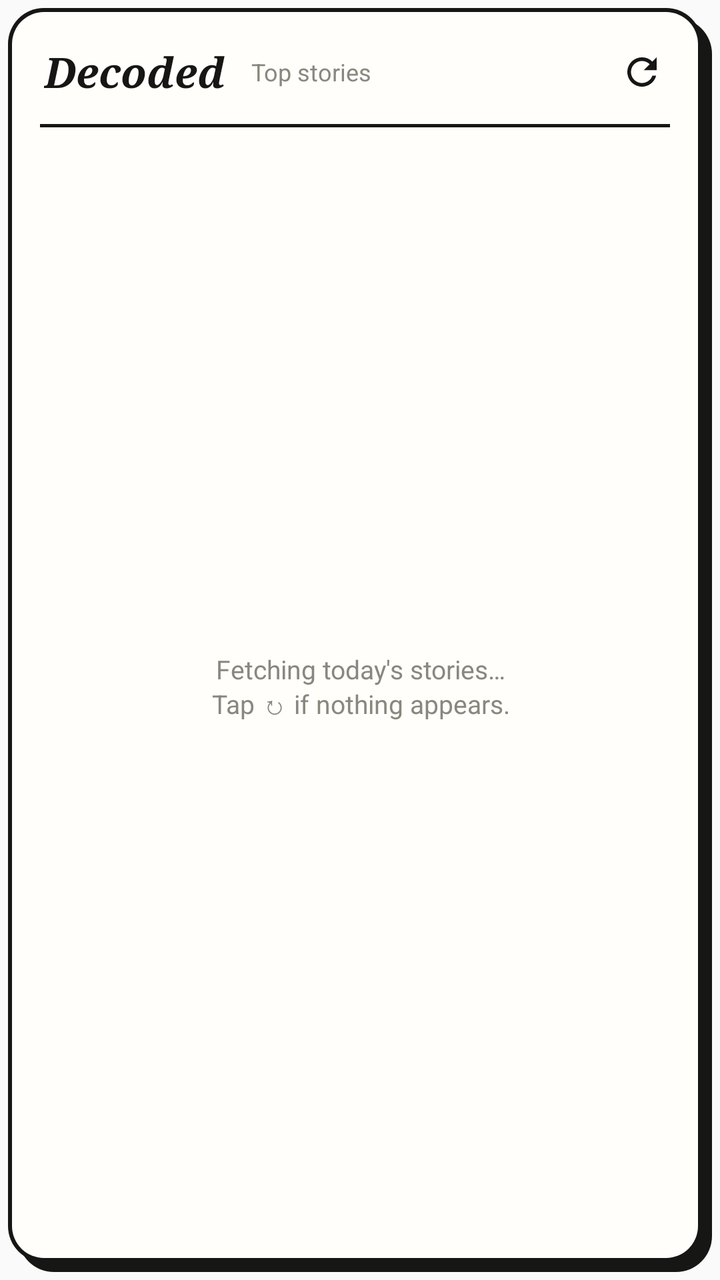
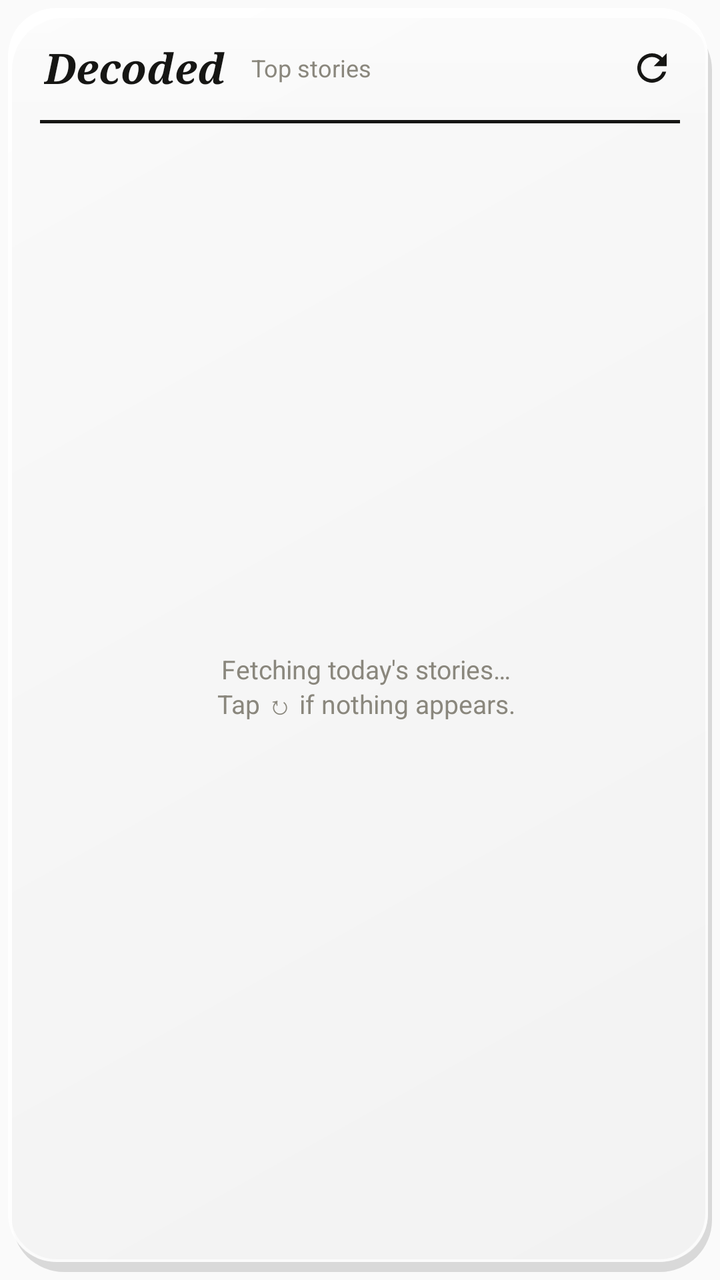

Screens rendered from an Android XML layout before and after an edit, with the pre-edit source and the edit as a unified diff.
<!-- AndroidManifest.xml: application theme AppTheme -->
<!-- res/layout/widget_news.xml -->
<?xml version="1.0" encoding="utf-8"?>
<FrameLayout xmlns:android="http://schemas.android.com/apk/res/android"
    android:id="@+id/widget_root"
    android:layout_width="match_parent"
    android:layout_height="match_parent"
    android:padding="4dp">

    <FrameLayout
        android:id="@+id/widget_shadow"
        android:layout_width="match_parent"
        android:layout_height="match_parent"
        android:layout_marginStart="5dp"
        android:layout_marginTop="5dp"
        android:background="@drawable/widget_shadow_bg" />

    <FrameLayout
        android:id="@+id/widget_border"
        android:layout_width="match_parent"
        android:layout_height="match_parent"
        android:layout_marginEnd="5dp"
        android:layout_marginBottom="5dp"
        android:background="@drawable/widget_border_bg"
        android:padding="2dp">

        <LinearLayout
            android:id="@+id/widget_card"
            android:layout_width="match_parent"
            android:layout_height="match_parent"
            android:background="@drawable/widget_card_bg"
            android:orientation="vertical"
            android:paddingStart="14dp"
            android:paddingTop="10dp"
            android:paddingEnd="8dp"
            android:paddingBottom="6dp">

            <LinearLayout
                android:id="@+id/widget_header"
                android:layout_width="match_parent"
                android:layout_height="wrap_content"
                android:gravity="center_vertical"
                android:orientation="horizontal">

                <FrameLayout
                    android:layout_width="wrap_content"
                    android:layout_height="wrap_content">

                    <FrameLayout
                        android:id="@+id/widget_mark_bar"
                        android:layout_width="match_parent"
                        android:layout_height="8dp"
                        android:layout_gravity="bottom"
                        android:layout_marginBottom="3dp"
                        android:background="@drawable/widget_mark_bg" />

                    <TextView
                        android:id="@+id/widget_title"
                        android:layout_width="wrap_content"
                        android:layout_height="wrap_content"
                        android:fontFamily="serif"
                        android:paddingStart="2dp"
                        android:paddingEnd="3dp"
                        android:text="Decoded"
                        android:textColor="#161614"
                        android:textSize="21sp"
                        android:textStyle="bold|italic" />
                </FrameLayout>

                <TextView
                    android:id="@+id/widget_sub"
                    android:layout_width="0dp"
                    android:layout_height="wrap_content"
                    android:layout_marginStart="10dp"
                    android:layout_weight="1"
                    android:ellipsize="end"
                    android:maxLines="1"
                    android:text="Top stories"
                    android:textColor="#8A877D"
                    android:textSize="12sp" />

                <ImageView
                    android:id="@+id/widget_refresh"
                    android:layout_width="40dp"
                    android:layout_height="40dp"
                    android:contentDescription="Refresh"
                    android:padding="9dp"
                    android:src="@drawable/ic_refresh" />
            </LinearLayout>

            <FrameLayout
                android:id="@+id/widget_rule"
                android:layout_width="match_parent"
                android:layout_height="1.5dp"
                android:layout_marginTop="6dp"
                android:layout_marginEnd="6dp"
                android:background="#161614" />

            <FrameLayout
                android:layout_width="match_parent"
                android:layout_height="0dp"
                android:layout_weight="1">

                <ListView
                    android:id="@+id/widget_list"
                    android:layout_width="match_parent"
                    android:layout_height="match_parent"
                    android:divider="@null"
                    android:dividerHeight="0dp"
                    android:scrollbars="none" />

                <TextView
                    android:id="@+id/widget_empty"
                    android:layout_width="match_parent"
                    android:layout_height="match_parent"
                    android:gravity="center"
                    android:padding="16dp"
                    android:text="Fetching today's stories…\nTap ↻ if nothing appears."
                    android:textColor="#8A877D"
                    android:textSize="13sp" />
            </FrameLayout>
        </LinearLayout>
    </FrameLayout>
</FrameLayout>
<!-- resources referenced by this layout -->
<resources>
  <!-- drawable ic_refresh (drawable) -->
  <?xml version="1.0" encoding="utf-8"?>
  <vector xmlns:android="http://schemas.android.com/apk/res/android"
      android:width="24dp" android:height="24dp" android:viewportWidth="24" android:viewportHeight="24">
      <path android:fillColor="#161614"
          android:pathData="M17.65,6.35A7.96,7.96 0,0 0,12 4a8,8 0,1 0,7.73 10h-2.08A6,6 0,1 1,12 6c1.66,0 3.14,0.69 4.22,1.78L13,11h7V4l-2.35,2.35z" />
  </vector>
  <!-- drawable widget_border_bg (drawable) -->
  <?xml version="1.0" encoding="utf-8"?>
  <shape xmlns:android="http://schemas.android.com/apk/res/android" android:shape="rectangle">
      <solid android:color="#161614" />
      <corners android:radius="18dp" />
  </shape>
  <!-- drawable widget_card_bg (drawable) -->
  <?xml version="1.0" encoding="utf-8"?>
  <shape xmlns:android="http://schemas.android.com/apk/res/android" android:shape="rectangle">
      <solid android:color="#FFFEFB" />
      <corners android:radius="16dp" />
  </shape>
  <!-- drawable widget_mark_bg (drawable) -->
  <?xml version="1.0" encoding="utf-8"?>
  <shape xmlns:android="http://schemas.android.com/apk/res/android" android:shape="rectangle">
      <solid android:color="#FFD23F" />
      <corners android:radius="2dp" />
  </shape>
  <!-- drawable widget_shadow_bg (drawable) -->
  <?xml version="1.0" encoding="utf-8"?>
  <shape xmlns:android="http://schemas.android.com/apk/res/android" android:shape="rectangle">
      <solid android:color="#161614" />
      <corners android:radius="18dp" />
  </shape>
  <style name="AppTheme" parent="Theme.AppCompat.Light.DarkActionBar">
          
          <item name="colorPrimary">@color/colorPrimary</item>
          <item name="colorPrimaryDark">@color/colorPrimaryDark</item>
          <item name="colorAccent">@color/colorAccent</item>
      </style>
</resources>

<!-- the commit's change to res/layout/widget_news.xml (unified diff, before → after) -->
@@ -5,30 +5,45 @@
     android:layout_height="match_parent"
     android:padding="4dp">
 
+    
     <FrameLayout
         android:id="@+id/widget_shadow"
         android:layout_width="match_parent"
         android:layout_height="match_parent"
-        android:layout_marginStart="5dp"
+        android:layout_marginStart="2dp"
         android:layout_marginTop="5dp"
-        android:background="@drawable/widget_shadow_bg" />
+        android:background="@drawable/widget_glass_shadow" />
+
+    
+    <FrameLayout
+        android:id="@+id/widget_glass"
+        android:layout_width="match_parent"
+        android:layout_height="match_parent"
+        android:layout_marginEnd="2dp"
+        android:layout_marginBottom="5dp"
+        android:background="@drawable/widget_glass_bg" />
+
+    <FrameLayout
+        android:id="@+id/widget_sheen"
+        android:layout_width="match_parent"
+        android:layout_height="72dp"
+        android:layout_marginEnd="2dp"
+        android:background="@drawable/widget_glass_sheen" />
 
     <FrameLayout
         android:id="@+id/widget_border"
         android:layout_width="match_parent"
         android:layout_height="match_parent"
-        android:layout_marginEnd="5dp"
+        android:layout_marginEnd="2dp"
         android:layout_marginBottom="5dp"
-        android:background="@drawable/widget_border_bg"
-        android:padding="2dp">
+        android:background="@drawable/widget_glass_edge">
 
         <LinearLayout
             android:id="@+id/widget_card"
             android:layout_width="match_parent"
             android:layout_height="match_parent"
-            android:background="@drawable/widget_card_bg"
             android:orientation="vertical"
-            android:paddingStart="14dp"
+            android:paddingStart="16dp"
             android:paddingTop="10dp"
             android:paddingEnd="8dp"
             android:paddingBottom="6dp">
<!-- resource entries referenced after the edit -->
@@ -7,29 +7,36 @@
       <path android:fillColor="#161614"
           android:pathData="M17.65,6.35A7.96,7.96 0,0 0,12 4a8,8 0,1 0,7.73 10h-2.08A6,6 0,1 1,12 6c1.66,0 3.14,0.69 4.22,1.78L13,11h7V4l-2.35,2.35z" />
   </vector>
-  <!-- drawable widget_border_bg (drawable) -->
+  <!-- drawable widget_glass_bg (drawable) -->
   <?xml version="1.0" encoding="utf-8"?>
   <shape xmlns:android="http://schemas.android.com/apk/res/android" android:shape="rectangle">
-      <solid android:color="#161614" />
-      <corners android:radius="18dp" />
+      <gradient android:angle="315" android:startColor="#D9FFFFFF" android:endColor="#A6FFFFFF" />
+      <corners android:radius="24dp" />
   </shape>
-  <!-- drawable widget_card_bg (drawable) -->
+  <!-- drawable widget_glass_edge (drawable) -->
   <?xml version="1.0" encoding="utf-8"?>
   <shape xmlns:android="http://schemas.android.com/apk/res/android" android:shape="rectangle">
-      <solid android:color="#FFFEFB" />
-      <corners android:radius="16dp" />
+      <solid android:color="#00000000" />
+      <stroke android:width="1.2dp" android:color="#B3FFFFFF" />
+      <corners android:radius="24dp" />
+  </shape>
+  <!-- drawable widget_glass_shadow (drawable) -->
+  <?xml version="1.0" encoding="utf-8"?>
+  <shape xmlns:android="http://schemas.android.com/apk/res/android" android:shape="rectangle">
+      <solid android:color="#22000000" />
+      <corners android:radius="26dp" />
+  </shape>
+  <!-- drawable widget_glass_sheen (drawable) -->
+  <?xml version="1.0" encoding="utf-8"?>
+  <shape xmlns:android="http://schemas.android.com/apk/res/android" android:shape="rectangle">
+      <gradient android:angle="270" android:startColor="#66FFFFFF" android:endColor="#00FFFFFF" />
+      <corners android:topLeftRadius="24dp" android:topRightRadius="24dp" android:bottomLeftRadius="0dp" android:bottomRightRadius="0dp" />
   </shape>
   <!-- drawable widget_mark_bg (drawable) -->
   <?xml version="1.0" encoding="utf-8"?>
   <shape xmlns:android="http://schemas.android.com/apk/res/android" android:shape="rectangle">
       <solid android:color="#FFD23F" />
       <corners android:radius="2dp" />
-  </shape>
-  <!-- drawable widget_shadow_bg (drawable) -->
-  <?xml version="1.0" encoding="utf-8"?>
-  <shape xmlns:android="http://schemas.android.com/apk/res/android" android:shape="rectangle">
-      <solid android:color="#161614" />
-      <corners android:radius="18dp" />
   </shape>
   <style name="AppTheme" parent="Theme.AppCompat.Light.DarkActionBar">
           
